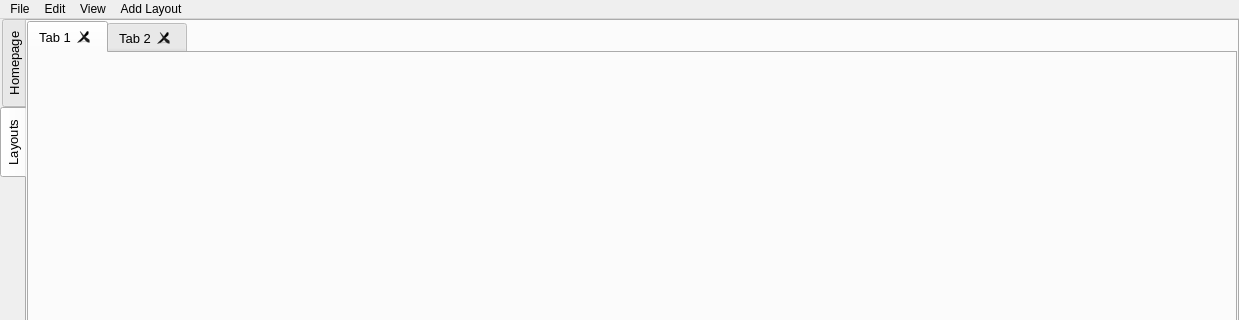
Old version of the form daata_v1_0/MainWindow/MainWindow.ui in the repository Georgia-Tech-Off-Road/GTORDaata; both pictures show x 0 to 1239 and y 0 to 320 of the 1239 by 807 pixel window.
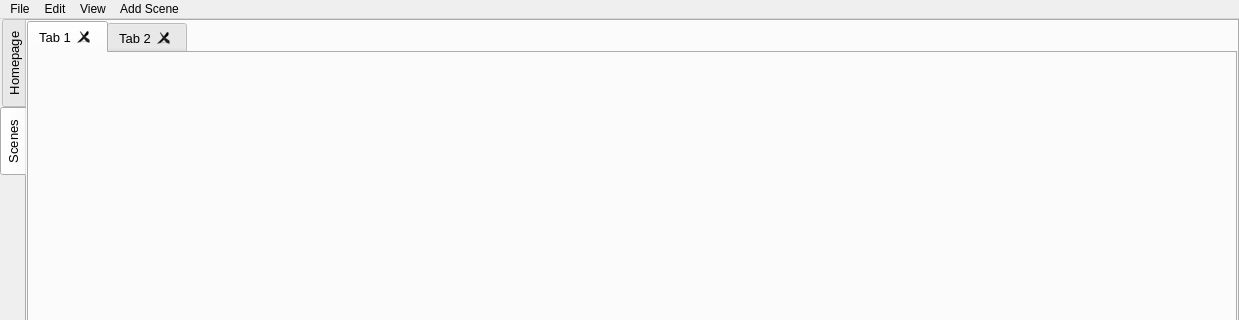
New version of the form. The open tabs and pages were chosen to show the change.

Patch:
```diff
--- a/daata_v1_0/MainWindow/MainWindow.ui
+++ b/daata_v1_0/MainWindow/MainWindow.ui
@@ -107,7 +107,7 @@
         </sizepolicy>
        </property>
        <attribute name="title">
-        <string>Layouts</string>
+        <string>Scenes</string>
        </attribute>
        <layout class="QGridLayout" name="gridLayout_tab_layouts" rowstretch="0">
         <property name="sizeConstraint">
@@ -169,7 +169,7 @@
      <x>0</x>
      <y>0</y>
      <width>1239</width>
-     <height>21</height>
+     <height>22</height>
     </rect>
    </property>
    <property name="defaultUp">
@@ -196,7 +196,7 @@
    </widget>
    <widget class="QMenu" name="menuAdd_Layout">
     <property name="title">
-     <string>Add Layout</string>
+     <string>Add Scene</string>
     </property>
    </widget>
    <addaction name="menuFile"/>
```
Left out of the diff: 4 changed lines with no effect on the pictures.
